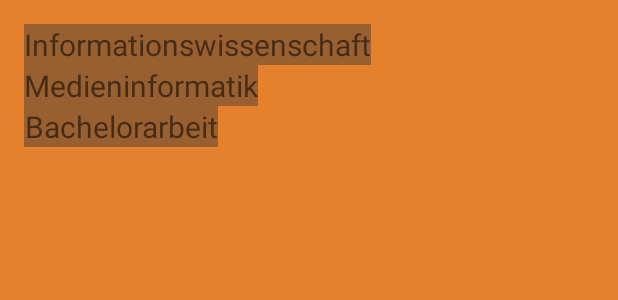
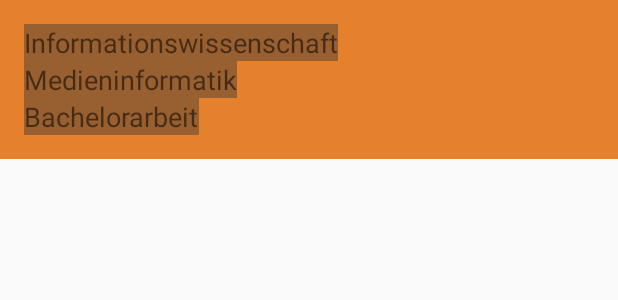
Before and after one commit to Aldu94/studdy_buddy, an Android app: the layout content_markscalculator.xml on its own in the app's theme, with its tools: preview values and no code run, on a phone screen of 412 x 824 dp. Shown: the top 300 px of the screen. Run offline under Robolectric (Android 15) with nearby library versions, the phone set to English and light mode, and no system bars; plain views replace PercentRelativeLayout.

Commit message:
Marks calc redesign

```diff
--- a/StudBud/app/src/main/java/com/studbud/studbud/MarksCalculator.java
+++ b/StudBud/app/src/main/java/com/studbud/studbud/MarksCalculator.java
@@ -39,14 +39,6 @@ public class MarksCalculator extends AppCompatActivity {
         user = new User("Karl",0,3);
         subjectID = user.getMainSubjectID();
         calculator = new Calculator();
-       // onCalClick();
-
-    }
-
-
-    private void readUserInput() {
-        inf01[0] = markOne;
-        inf01[1] = markTwo;
 
     }
 
@@ -151,7 +143,7 @@ public class MarksCalculator extends AppCompatActivity {
         List<String> mei10List = new ArrayList<String>();
 
 
-        String[] infwissHeadingItems = getResources().getStringArray(R.array.header_titles_medinfo);
+        String[] medieninfoHeadingItems = getResources().getStringArray(R.array.header_titles_medinfo);
         String[] mei01Items = getResources().getStringArray(R.array.MEI_01);
         String[] mei03Items = getResources().getStringArray(R.array.MEI_03);
         String[] mei04Items = getResources().getStringArray(R.array.MEI_04_mei);
@@ -161,8 +153,8 @@ public class MarksCalculator extends AppCompatActivity {
 
 
 
-        for(String title : infwissHeadingItems){
-            listHeadingsInfoWiss.add(title);
+        for(String title : medieninfoHeadingItems){
+            listHeadingsMedieninfo.add(title);
         }
 
         for(String title : mei01Items){
--- a/StudBud/app/src/main/res/layout/content_markscalculator.xml
+++ b/StudBud/app/src/main/res/layout/content_markscalculator.xml
@@ -1,7 +1,7 @@
 <?xml version="1.0" encoding="utf-8"?>
-<!--<ScrollView xmlns:android="http://schemas.android.com/apk/res/android"
+<ScrollView xmlns:android="http://schemas.android.com/apk/res/android"
     android:layout_width="wrap_content"
-    android:layout_height="wrap_content" > -->
+    android:layout_height="wrap_content" >
 <android.support.percent.PercentRelativeLayout xmlns:android="http://schemas.android.com/apk/res/android"
     xmlns:app="http://schemas.android.com/apk/res-auto"
     xmlns:tools="http://schemas.android.com/tools"
@@ -22,10 +22,10 @@
     android:layout_height="wrap_content"
     android:id="@+id/informationswissenschaft_text_view"
     android:text="Informationswissenschaft"
-    android:textSize="20sp"
+    android:textSize="18sp"
     android:textAlignment="center"
     app:layout_widthPercent ="75%"
-    app:layout_heightPercent ="10%"
+    app:layout_heightPercent ="7%"
         android:background="#71373535"/>
 
     <TextView
@@ -34,11 +34,11 @@
         android:id="@+id/medieninformatik_text_view"
         android:layout_below="@+id/informationswissenschaft_text_view"
         android:text="Medieninformatik"
-        android:textSize="20sp"
+        android:textSize="18sp"
         android:textAlignment="center"
         app:layout_widthPercent ="75%"
-        app:layout_heightPercent ="10%"
-        app:layout_marginTopPercent="2%"
+        app:layout_heightPercent ="7%"
+        app:layout_marginTopPercent="1%"
         android:background="#71373535"/>
 
     <TextView
@@ -47,21 +47,21 @@
         android:id="@+id/bachelorarbeit_text_view"
         android:layout_below="@+id/medieninformatik_text_view"
         android:text="Bachelorarbeit"
-        android:textSize="20sp"
+        android:textSize="18sp"
         android:textAlignment="center"
         app:layout_widthPercent ="75%"
-        app:layout_heightPercent ="10%"
-        app:layout_marginTopPercent="2%"
+        app:layout_heightPercent ="7%"
+        app:layout_marginTopPercent="1%"
         android:background="#71373535"/>
 
     <TextView
         android:layout_width="wrap_content"
         android:layout_height="wrap_content"
         android:id="@+id/informationswissenschaft_mark"
-        android:textSize="20sp"
+        android:textSize="18sp"
         android:textAlignment="center"
         app:layout_widthPercent = "20%"
-        app:layout_heightPercent ="10%"
+        app:layout_heightPercent ="7%"
         app:layout_marginLeftPercent="80%"
         android:background="#71373535"/>
 
@@ -70,12 +70,12 @@
         android:layout_height="wrap_content"
         android:layout_below="@+id/informationswissenschaft_mark"
         android:id="@+id/medieninformatik_mark"
-        android:textSize="20sp"
+        android:textSize="18sp"
         android:textAlignment="center"
         app:layout_widthPercent = "20%"
-        app:layout_heightPercent ="10%"
+        app:layout_heightPercent ="7%"
         app:layout_marginLeftPercent="80%"
-        app:layout_marginTopPercent="2%"
+        app:layout_marginTopPercent="1%"
         android:background="#71373535"/>
 
     <TextView
@@ -83,12 +83,12 @@
         android:layout_height="wrap_content"
         android:id="@+id/bachelorarbeit_mark"
         android:layout_below="@+id/medieninformatik_mark"
-        android:textSize="20sp"
+        android:textSize="18sp"
         android:textAlignment="center"
         app:layout_widthPercent = "20%"
-        app:layout_heightPercent ="10%"
+        app:layout_heightPercent ="7%"
         app:layout_marginLeftPercent="80%"
-        app:layout_marginTopPercent="2%"
+        app:layout_marginTopPercent="1%"
         android:background="#71373535"/>
 
     <ExpandableListView
@@ -96,7 +96,7 @@
         android:layout_height="wrap_content"
         android:layout_below="@+id/bachelorarbeit_text_view"
         android:id="@+id/inf"
-        app:layout_heightPercent="100%"
+        app:layout_heightPercent="50%"
         app:layout_widthPercent = "100%"
         app:layout_marginTopPercent="3%">
     </ExpandableListView>
@@ -106,7 +106,7 @@
         android:layout_height="wrap_content"
         android:layout_below="@+id/inf"
         android:id="@+id/medieninfo"
-        app:layout_heightPercent="100%"
+        app:layout_heightPercent="50%"
         app:layout_widthPercent = "100%"
         app:layout_marginTopPercent="3%">
     </ExpandableListView>
@@ -114,9 +114,5 @@
 
 
 
-
-
-
-
 </android.support.percent.PercentRelativeLayout>
-<!--</ScrollView>-->
+</ScrollView>
```
